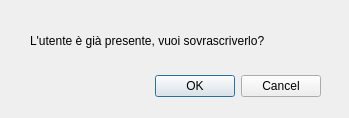
Above: src/gui_pkg/include/gui_pkg/dialog_form.ui from cristianbass01/GUI_robotic_exoskeleton before the change. Below: the same form after it.
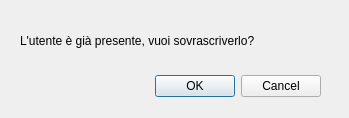
That is the form after the change.

Commit message: Funzionamento QTableWidget + Sistemata UI

Diff of the .ui file:
```diff
--- a/src/gui_pkg/include/gui_pkg/dialog_form.ui
+++ b/src/gui_pkg/include/gui_pkg/dialog_form.ui
@@ -32,7 +32,7 @@
   <widget class="QLabel" name="LB_desc">
    <property name="geometry">
     <rect>
-     <x>30</x>
+     <x>20</x>
      <y>20</y>
      <width>301</width>
      <height>41</height>
```
The commit also changes 7 other files.
